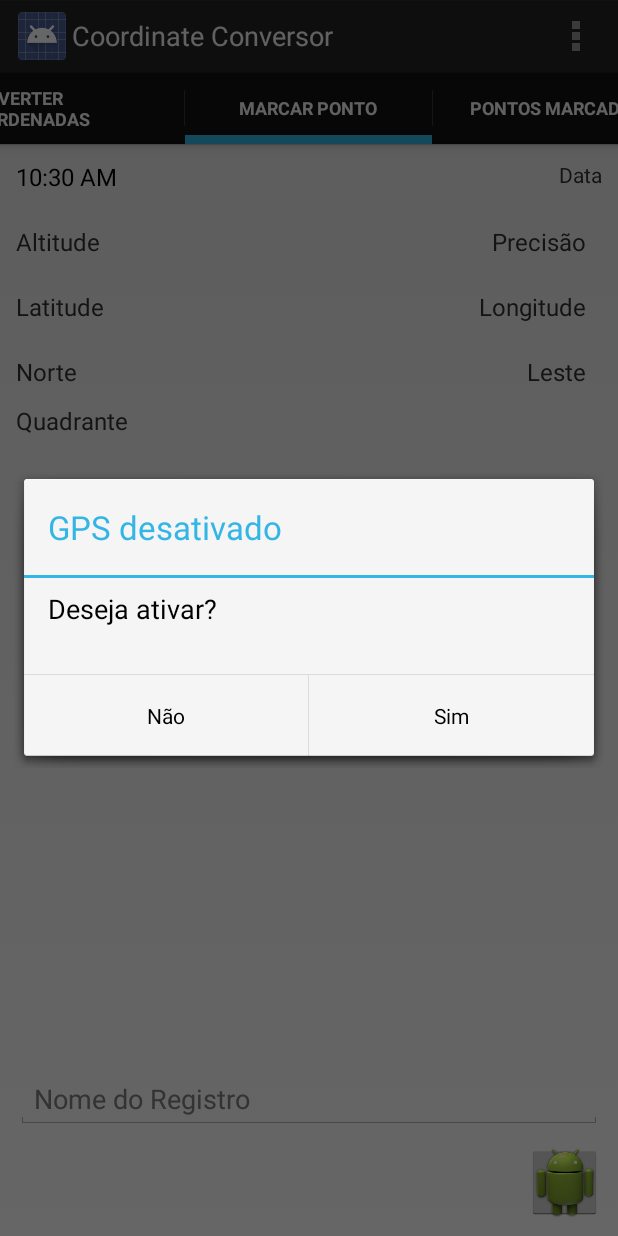
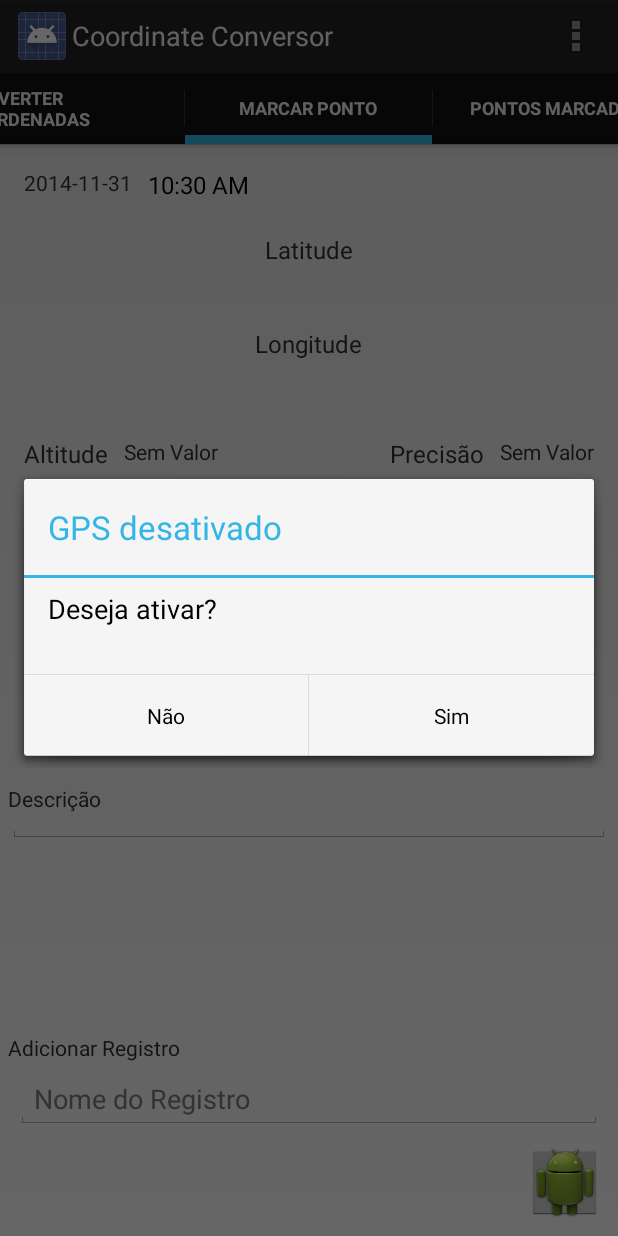
Before and after one commit to elidioxg/geoconv, an Android app: the screen it shows after launch (MainActivity), tab 2 chosen, on a phone screen of 412 x 824 dp. Run offline under Robolectric (Android 15) with nearby library versions, the phone set to English and light mode, and no system bars; 1 statement that could not run was skipped.

Commit message:
Mudança em layouts, hora e data formatados, DatabaseHelper

```diff
--- a/app/src/main/java/geocodigos/geoconv/MarcarPontos.java
+++ b/app/src/main/java/geocodigos/geoconv/MarcarPontos.java
@@ -21,6 +21,7 @@ import android.widget.TextView;
 import android.widget.Toast;
 
 import java.util.ArrayList;
+import java.util.Calendar;
 
 import geocodigos.geoconv.Database.DatabaseHelper;
 import geocodigos.geoconv.model.PointModel;
@@ -31,8 +32,9 @@ public class MarcarPontos extends Fragment implements LocationListener {
     public String strLatitude, strLongitude, strPrecisao, strAltitude;
     ImageButton ibMarcar;
     DatabaseHelper database;
-    public TextView tvLatitude, tvLongitude, tvPrecisao, tvAltitude;//private
-    EditText etRegistro;
+    public TextView tvLatitude, tvLongitude, tvPrecisao, tvAltitude,//private
+        tvData;
+    EditText etRegistro, etDescricao;
     public ArrayList<PointModel> al;
 
     public View onCreateView(LayoutInflater inflater,
@@ -41,19 +43,36 @@ public class MarcarPontos extends Fragment implements LocationListener {
                 container, false);
 
         etRegistro = (EditText) view.findViewById(R.id.et_registro);
+        etDescricao = (EditText) view.findViewById(R.id.et_descricao);
         tvLatitude = (TextView) view.findViewById(R.id.tv_latitude);
         tvLongitude = (TextView) view.findViewById(R.id.tv_longitude);
+        tvPrecisao = (TextView) view.findViewById(R.id.in_precisao);
+        tvAltitude = (TextView) view.findViewById(R.id.in_altitude);
+        tvData = (TextView) view.findViewById(R.id.tv_data);
+
+        Calendar calendar = Calendar.getInstance();
+        int iAno = calendar.get(Calendar.YEAR);
+        int iMes = calendar.get(Calendar.MONTH);
+        int iDia = calendar.get(Calendar.DAY_OF_MONTH);
+        String strData =
+                String.valueOf(iAno)+"-"+String.valueOf(iMes)+
+                        "-"+String.valueOf(iDia);
+        //colocar para atualizar data automaticamente
+        String sData = String.valueOf(strData);
+        tvData.setText(sData);
 
         ImageButton ibMarcar = (ImageButton) view.findViewById(R.id.ib_marcar);
         ibMarcar.setOnClickListener(new View.OnClickListener() {
-                private boolean aux;
-                int numId;
+
             @Override
             public void onClick(View v) {
+                Log.i("onCLick", "Botao Adicionar _____");
+                boolean strId;
+                String strAux;
+                int numId;
+
                 ArrayList<PointModel> al = new ArrayList<PointModel>();
                 al.clear();
-
-                    if (!etRegistro.getText().toString().isEmpty()) {
 
                 if (!tvLatitude.getText().toString().isEmpty()) {
 
@@ -62,43 +81,61 @@ public class MarcarPontos extends Fragment implements LocationListener {
                         database = new DatabaseHelper(getActivity());
                         database.getWritableDatabase();
                         al = database.pegarPontos();
-                                Log.i("al = database.pegarPontos()", al.toString());
-                                //procedimento para ver qual id esta disponivel
-                                //esse procedimento pode ser substituido por uma funcao
-                                //em DatabaseHelper com Select id From table
-                                numId=0;
-                                aux=false;
-                                if(al.size() > 0 ) {
+
+                        numId= al.size() + 1;
+                        if(database.pegarId(String.valueOf(numId))) {
                             do {
-                                        for (int i = 0; i < al.size(); i++) {
+                                numId++;
+                                strId = database.pegarId(String.valueOf(numId));
+                            } while (strId == true);
 
-                                            String strId = Integer.toString(i);
-                                            String strDb = al.get(i).getId();
-                                            Log.i("strDb: ", strDb);
-                                            Log.i("strId: ", strId);
-                                            if (strId != strDb) {
-                                                numId = i;
-                                                Log.i("numId:", Integer.toString(numId));
-                                                aux = true;
+                        } else {
+
                         }
-                                        }
-                                    } while (aux == false);
-                                }
+                        strAux= String.valueOf(numId);
+                        Log.i("Salvando com ID (numId) : ", String.valueOf(numId));
 
                         PointModel pm = new PointModel();
                         pm.setId(Integer.toString(numId));
+                        if (etRegistro.getText().toString().isEmpty()) {
+                            etRegistro.setText("Registro "+String.valueOf(numId));
+                        }
                         pm.setRegistro(etRegistro.getText().toString());
                         pm.setLatidude(tvLatitude.getText().toString());
                         pm.setLongitude(tvLongitude.getText().toString());
+                        pm.setDescricao(etDescricao.getText().toString());
 
-                                Log.i("MarcarPonto: id:", Integer.toString(al.size()+1));
+                        pm.setAltitude(tvAltitude.getText().toString());
+                        pm.setPrecisao(tvPrecisao.getText().toString());
+                        //pm.setNorte();
+                        //pm.setLeste();
+                        //pm.setSetorN();
+                        //pm.setSetorL();
+
+                        Calendar c = Calendar.getInstance();
+                        int iAno = c.get(Calendar.YEAR);
+                        int iMes = c.get(Calendar.MONTH);
+                        int iDia = c.get(Calendar.DAY_OF_MONTH);
+                        String sqlData =
+                                String.valueOf(iAno)+"-"+String.valueOf(iMes)+
+                                        "-"+String.valueOf(iDia);
+                        int iHora = c.get(Calendar.HOUR_OF_DAY);
+                        int iMin = c.get(Calendar.MINUTE);
+                        int iSeg = c.get(Calendar.SECOND);
+                        String sqlHora = String.valueOf(iHora)+":"+
+                                String.valueOf(iMin)+":"+String.valueOf(iSeg);
+                        pm.setData(sqlData);
+                        pm.setHora(sqlHora);
+                        Log.i("Data" , sqlData);
+                        Log.i("Hora", sqlHora);
+
                         al.add(pm);
-
                         database.addPoint(pm);
 
                         Log.i("id", pm.id);
                         Log.i("Registro ", pm.registro);
                         Log.i("Latitude ", pm.latitude);
+                        Log.i("Descricao ", pm.descricao);
                         database.close();
 
                     } else {
@@ -110,12 +147,7 @@ public class MarcarPontos extends Fragment implements LocationListener {
                     Toast.makeText(getActivity(), "Não foi possível obter a "+
                             "localização atual", Toast.LENGTH_SHORT).show();
                 }
-
-                    } else {
-                        Toast.makeText(getActivity(), "Adicione o nome do registro",
-                                Toast.LENGTH_SHORT).show();
-                    }
-
+        Log.i("onClick", "Fim do onclickListener_______");
             }
 
         });
@@ -124,7 +156,7 @@ public class MarcarPontos extends Fragment implements LocationListener {
         getSystemService(Context.LOCATION_SERVICE);
         Criteria criteria = new Criteria();
         //provider nao funciona, sempre retorna null
-        provider  = locationManager.getBestProvider(criteria, false);
+        provider = locationManager.getBestProvider(criteria, false);
         Location location = locationManager.getLastKnownLocation(provider);
 
         if (location != null) {
--- a/app/src/main/res/layout/marcar_pontos.xml
+++ b/app/src/main/res/layout/marcar_pontos.xml
@@ -6,26 +6,36 @@
     android:layout_height="match_parent"
     android:orientation="vertical" >
 
+    <ScrollView
+        android:layout_above="@+id/layout4"
+        android:layout_width="fill_parent"
+        android:layout_height="fill_parent"
+        android:layout_margin="@dimen/margem">
+
         <RelativeLayout
-        android:id="@+id/layout"
+            android:layout_width="wrap_content"
+            android:layout_height="wrap_content">
+
+            <RelativeLayout
+                android:id="@+id/layout_horadata"
                 android:layout_width="fill_parent"
                 android:layout_height="wrap_content"
                 android:orientation="horizontal"
                 android:layout_margin="@dimen/margem">
 
-        <TextClock
-            android:layout_width="wrap_content"
-            android:layout_height="wrap_content"
-            android:layout_alignRight="@+id/tv_hora"
-            android:layout_margin="@dimen/margem"
-            />
-
                 <TextView
                     android:id="@+id/tv_data"
                     android:layout_width="wrap_content"
                     android:layout_height="wrap_content"
-            android:layout_alignParentRight="true"
                     android:text="Data"
+                    android:layout_margin="@dimen/margem"
+                    android:layout_marginLeft="@dimen/margem_grande"
+                    />
+
+                <TextClock
+                    android:layout_width="wrap_content"
+                    android:layout_height="wrap_content"
+                    android:layout_toRightOf="@+id/tv_data"
                     android:layout_margin="@dimen/margem"
                     />
 
@@ -33,11 +43,10 @@
 
             <RelativeLayout
                 android:id="@+id/layout1"
-        android:layout_centerVertical="true"
                 android:layout_width="fill_parent"
                 android:layout_height="wrap_content"
                 android:orientation="horizontal"
-        android:layout_below="@+id/layout"
+                android:layout_below="@+id/layout_latlong"
                 android:layout_margin="@dimen/margem">
 
                 <TextView
@@ -55,7 +64,7 @@
                     android:layout_toRightOf="@+id/tv_altitude"
                     android:layout_width="wrap_content"
                     android:layout_height="wrap_content"
-            android:text=""
+                    android:text="@string/sem_valor"
                     android:layout_margin="@dimen/margem"
                     />
 
@@ -73,33 +82,33 @@
                     android:id="@+id/in_precisao"
                     android:layout_width="wrap_content"
                     android:layout_height="wrap_content"
-            android:text=""
+                    android:text="@string/sem_valor"
                     android:layout_alignParentRight="true"
                     android:layout_margin="@dimen/margem"/>
 
             </RelativeLayout>
 
             <RelativeLayout
-        android:id="@+id/layout2"
+                android:id="@+id/layout_latlong"
                 android:layout_width="fill_parent"
                 android:layout_height="wrap_content"
                 android:orientation="horizontal"
-        android:layout_below="@id/layout1"
-        android:layout_margin="@dimen/margem">
+                android:layout_margin="@dimen/margem"
+                android:layout_below="@+id/layout_horadata">
 
                 <TextView
                     android:id="@+id/tv_latitude"
                     android:text="@string/latitude"
                     android:layout_width="wrap_content"
                     android:layout_height="wrap_content"
-            android:layout_alignParentLeft="true"
+                    android:layout_centerHorizontal="true"
                     android:textSize="@dimen/texto"
                     android:layout_margin="@dimen/margem"
                     />
 
                 <TextView
                     android:id="@+id/in_latitude"
-            android:layout_toRightOf="@+id/tv_latitude"
+                    android:layout_below="@+id/tv_latitude"
                     android:layout_width="wrap_content"
                     android:layout_height="wrap_content"
                     android:text=""
@@ -111,9 +120,10 @@
                     android:text="@string/longitude"
                     android:layout_width="wrap_content"
                     android:layout_height="wrap_content"
-            android:layout_toLeftOf="@+id/in_longitude"
                     android:textSize="@dimen/texto"
                     android:layout_margin="@dimen/margem"
+                    android:layout_below="@+id/in_latitude"
+                    android:layout_centerHorizontal="true"
                     />
 
                 <TextView
@@ -123,6 +133,7 @@
                     android:layout_height="wrap_content"
                     android:text=""
                     android:layout_margin="@dimen/margem"
+                    android:layout_below="@+id/tv_longitude"
                     />
 
             </RelativeLayout>
@@ -131,7 +142,7 @@
                 android:id="@+id/layout3"
                 android:layout_width="fill_parent"
                 android:layout_height="wrap_content"
-        android:layout_below="@+id/layout2"
+                android:layout_below="@+id/layout1"
                 android:orientation="horizontal"
                 android:layout_margin="@dimen/margem"
                 android:layout_marginTop="10dp"
@@ -142,28 +153,38 @@
                     android:layout_width="wrap_content"
                     android:layout_height="wrap_content"
                     android:text="Norte"
-            android:layout_alignParentLeft="true"
                     android:textSize="@dimen/texto"
                     android:layout_margin="@dimen/margem"
+                    android:layout_centerHorizontal="true"
                     />
+
+                <TextView
+                    android:id="@+id/in_norte"
+                    android:layout_width="wrap_content"
+                    android:layout_height="wrap_content"
+                    android:layout_margin="@dimen/margem"
+                    android:layout_centerHorizontal="true"
+                    android:layout_below="@+id/tv_norte"/>
 
                 <TextView
                     android:id="@+id/tv_leste"
                     android:layout_width="wrap_content"
                     android:layout_height="wrap_content"
                     android:text="Leste"
-            android:layout_toLeftOf="@+id/in_leste"
+                    android:layout_below="@+id/in_norte"
                     android:textSize="@dimen/texto"
                     android:layout_margin="@dimen/margem"
+                    android:layout_centerHorizontal="true"
                     />
 
                 <TextView
                     android:id="@+id/in_leste"
                     android:layout_width="wrap_content"
                     android:layout_height="wrap_content"
-            android:layout_alignParentRight="true"
                     android:text=""
+                    android:layout_below="@+id/tv_leste"
                     android:layout_margin="@dimen/margem"
+                    android:layout_centerHorizontal="true"
                     />
 
                 <TextView
@@ -171,22 +192,46 @@
                     android:layout_width="wrap_content"
                     android:layout_height="wrap_content"
                     android:text="Quadrante"
-            android:layout_alignParentLeft="true"
-            android:layout_below="@+id/tv_norte"
+                    android:layout_below="@+id/in_leste"
                     android:textSize="@dimen/texto"
                     android:layout_margin="@dimen/margem"
+                    android:layout_centerHorizontal="true"
                     />
 
                 <TextView
                     android:id="@+id/in_quadrante"
                     android:layout_width="wrap_content"
                     android:layout_height="wrap_content"
-            android:layout_toRightOf="@+id/tv_quadrante"
+                    android:layout_below="@+id/tv_quadrante"
                     android:text=""
                     android:layout_margin="@dimen/margem"
+                    android:layout_centerHorizontal="true"
                     />
 
             </RelativeLayout>
+
+            <RelativeLayout
+                android:layout_below="@+id/layout3"
+                android:layout_width="fill_parent"
+                android:layout_height="wrap_content">
+
+                <TextView
+                    android:text="@string/descricao"
+                    android:layout_width="wrap_content"
+                    android:layout_height="wrap_content"
+                    />
+
+                <EditText
+                    android:id="@+id/et_descricao"
+                    android:layout_width="fill_parent"
+                    android:layout_height="wrap_content"
+                    />
+
+                </RelativeLayout>
+
+           </RelativeLayout>
+
+        </ScrollView>
 
     <RelativeLayout
         android:id="@+id/layout4"
@@ -194,7 +239,15 @@
         android:layout_height="wrap_content"
         android:layout_alignParentBottom="true"
         android:orientation="vertical"
-        android:layout_margin="@dimen/margem">
+        android:layout_margin="@dimen/margem"
+        android:layout_below="@+id/layout3">
+
+        <TextView
+            android:id="@+id/tvadicionar"
+            android:layout_width="wrap_content"
+            android:layout_height="wrap_content"
+            android:text="Adicionar Registro"/>
+
 
         <EditText
             android:id="@+id/et_registro"
@@ -202,6 +255,7 @@
             android:layout_height="wrap_content"
             android:hint="@string/registro"
             android:layout_margin="@dimen/margem"
+            android:layout_below="@+id/tvadicionar"
             />
 
         <ImageButton
--- a/app/src/main/res/layout/ver_pontos.xml
+++ b/app/src/main/res/layout/ver_pontos.xml
@@ -16,7 +16,7 @@
         android:id="@+id/lv_registro"
         android:layout_width="fill_parent"
         android:layout_height="wrap_content"
-        android:layout_above="@+id/l_buttons" >
+        android:layout_above="@+id/l_buttons">
     </ListView>
 
     <RelativeLayout
--- a/app/src/main/res/values/dimens.xml
+++ b/app/src/main/res/values/dimens.xml
@@ -4,4 +4,6 @@
     <dimen name="activity_vertical_margin">16dp</dimen>
     <dimen name="texto">16dp</dimen>
     <dimen name="margem">5dp</dimen>
+    <dimen name="margem_grande">15dp</dimen>
+    <dimen name="fonteGrande">16dp</dimen>
 </resources>
--- a/app/src/main/res/values/strings.xml
+++ b/app/src/main/res/values/strings.xml
@@ -4,7 +4,7 @@
     <string name="app_name">Coordinate Conversor</string>
     <string name="converter_coord">Converter Coordenadas</string>
     <string name="marcar_ponto">Marcar Ponto</string>
-    <string name="ver_pontos">Ver Pontos</string>
+    <string name="ver_pontos">Pontos Marcados</string>
     <string name="pontos_marcados">Pontos Marcados</string>
     <string name="conversor_coordenadas">Conversor de Coordenadas</string>
     <string name="coordenadas">Coordenadas Atual:</string>
@@ -21,5 +21,7 @@
     <string name="precisao">Precisão</string>
     <string name="altitude">Altitude</string>
     <string name="title_activity_kml">kmlActivity</string>
+    <string name="descricao">Descrição</string>
+    <string name="sem_valor">Sem Valor</string>
 
 </resources>
```
Also changed, not shown: app/src/main/java/geocodigos/geoconv/Database/DatabaseHelper.java (+19 -3 lines), app/src/main/java/geocodigos/geoconv/VerPontos.java (+39 -33 lines), app/src/main/res/layout/linha_listview.xml (+31 -7 lines), 29 other files. Lines whose indentation alone changed are shown as unchanged.
